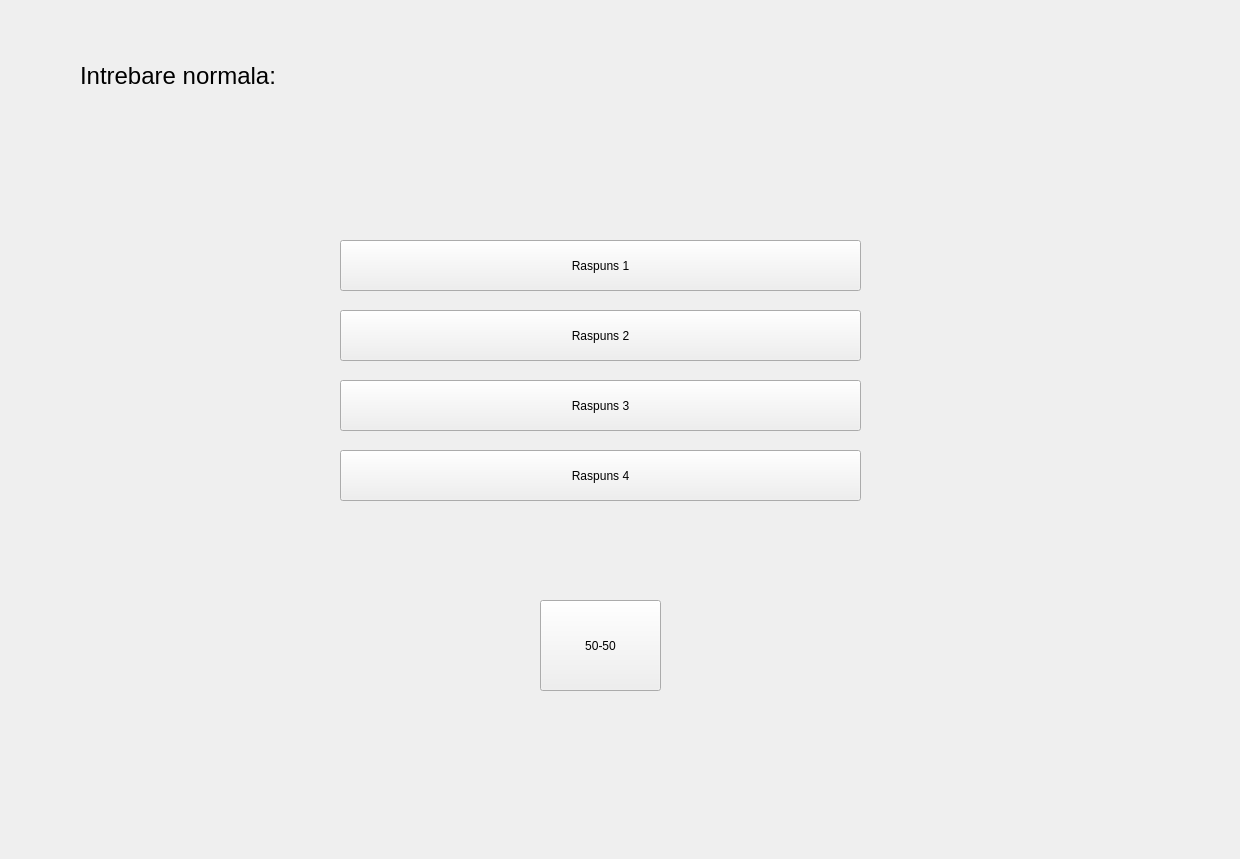
This is client/src/MainWindow.ui in andreisdc/ProjectModernCPP as Qt 5 draws it before an edit. The edited form follows.
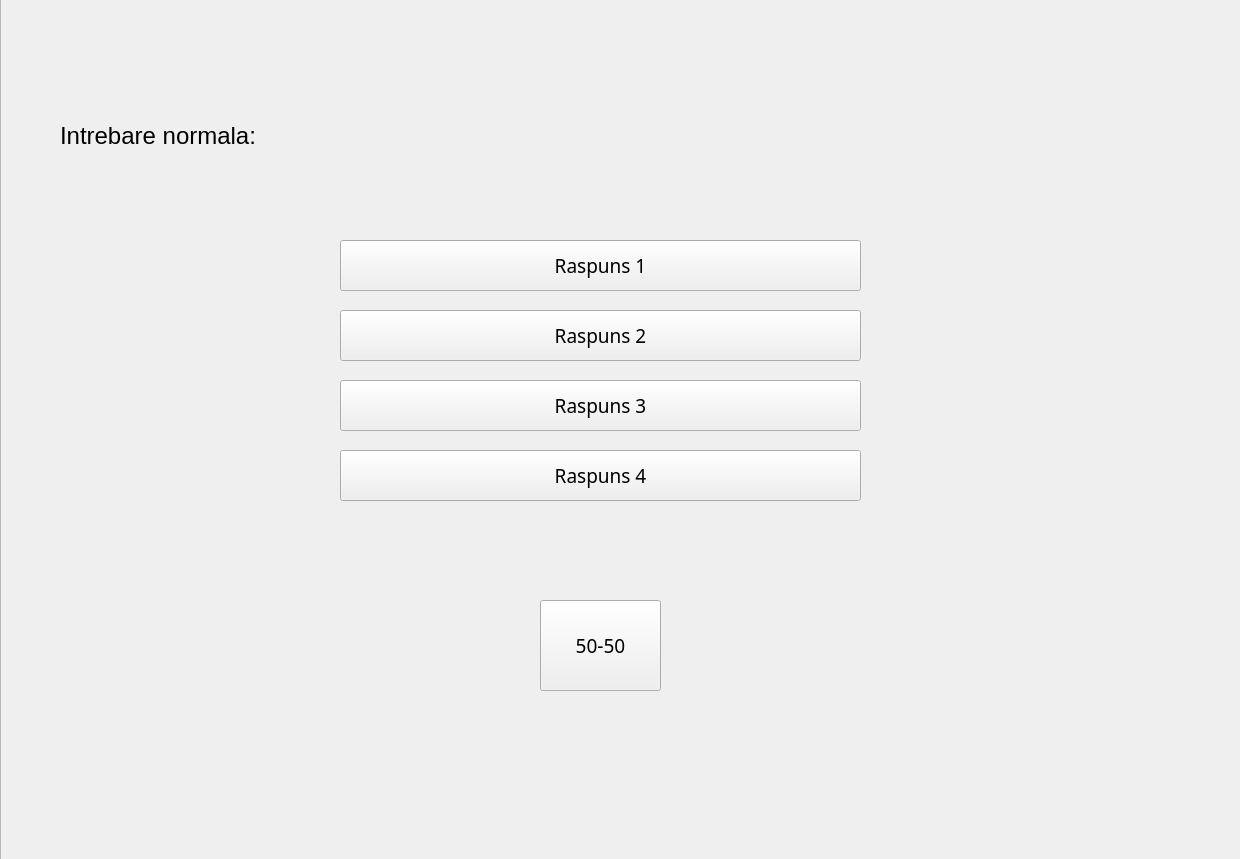
This is the edited form. The open tabs and pages were chosen to show the change. Icons and pictures are not drawn.

Patch:
```diff
--- a/client/src/MainWindow.ui
+++ b/client/src/MainWindow.ui
@@ -2118,8 +2118,8 @@
      <widget class="QLabel" name="labelQuestionQuestion">
       <property name="geometry">
        <rect>
-        <x>100</x>
-        <y>20</y>
+        <x>80</x>
+        <y>80</y>
         <width>811</width>
         <height>111</height>
        </rect>
@@ -2142,6 +2142,12 @@
         <height>51</height>
        </rect>
       </property>
+      <property name="font">
+       <font>
+        <family>Viner Hand ITC</family>
+        <pointsize>14</pointsize>
+       </font>
+      </property>
       <property name="text">
        <string>Raspuns 1</string>
       </property>
@@ -2155,6 +2161,12 @@
         <height>51</height>
        </rect>
       </property>
+      <property name="font">
+       <font>
+        <family>Viner Hand ITC</family>
+        <pointsize>14</pointsize>
+       </font>
+      </property>
       <property name="text">
        <string>Raspuns 2</string>
       </property>
@@ -2168,6 +2180,12 @@
         <height>51</height>
        </rect>
       </property>
+      <property name="font">
+       <font>
+        <family>Viner Hand ITC</family>
+        <pointsize>14</pointsize>
+       </font>
+      </property>
       <property name="text">
        <string>Raspuns 3</string>
       </property>
@@ -2181,6 +2199,12 @@
         <height>51</height>
        </rect>
       </property>
+      <property name="font">
+       <font>
+        <family>Viner Hand ITC</family>
+        <pointsize>14</pointsize>
+       </font>
+      </property>
       <property name="text">
        <string>Raspuns 4</string>
       </property>
@@ -2194,6 +2218,12 @@
         <height>91</height>
        </rect>
       </property>
+      <property name="font">
+       <font>
+        <family>Viner Hand ITC</family>
+        <pointsize>14</pointsize>
+       </font>
+      </property>
       <property name="text">
        <string>50-50</string>
       </property>
@@ -2201,6 +2231,32 @@
        <bool>false</bool>
       </property>
      </widget>
+     <widget class="QFrame" name="frame_5">
+      <property name="geometry">
+       <rect>
+        <x>20</x>
+        <y>-1</y>
+        <width>1241</width>
+        <height>861</height>
+       </rect>
+      </property>
+      <property name="styleSheet">
+       <string notr="true">background-image: url(:/MainWindow/assets/LoginSignupBackground.png);</string>
+      </property>
+      <property name="frameShape">
+       <enum>QFrame::StyledPanel</enum>
+      </property>
+      <property name="frameShadow">
+       <enum>QFrame::Raised</enum>
+      </property>
+     </widget>
+     <zorder>frame_5</zorder>
+     <zorder>labelQuestionQuestion</zorder>
+     <zorder>buttonQuestionA</zorder>
+     <zorder>buttonQuestionB</zorder>
+     <zorder>buttonQuestionC</zorder>
+     <zorder>buttonQuestionD</zorder>
+     <zorder>buttonQuestionFiftyFifty</zorder>
     </widget>
     <widget class="QWidget" name="QuestionNumber">
      <widget class="QLabel" name="labelQuestionNumberQuestion">
```
Left out of the diff: 2 changed lines with no effect on the pictures.
